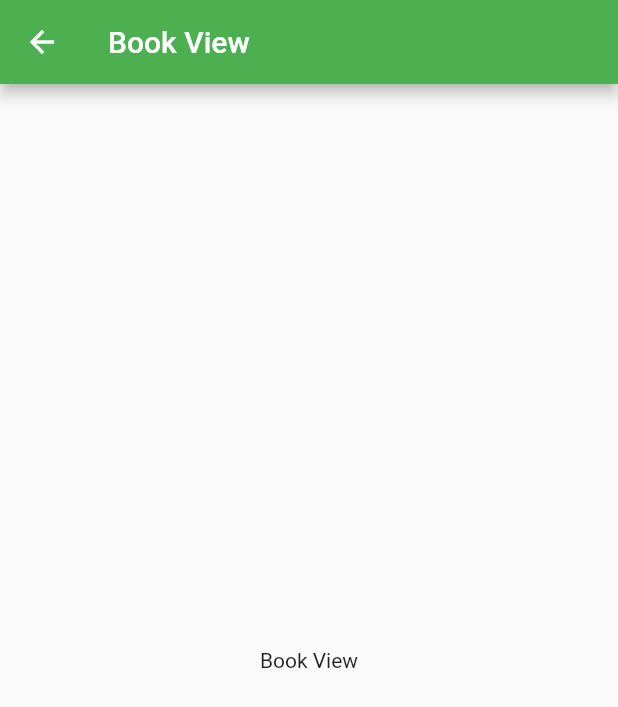
After one commit to JonathanBY15/reading_app_flutter, a Flutter app: the screen it shows after launch, after a tap on an icon or button, on a phone screen of 412 x 824 dp. The commit adds this screen. Shown: the top 707 px of the screen. Run offline on Flutter 3.47's test engine with Material 2 defaults, Android fonts, the phone set to English and light mode, and no system bars.

Commit message:
Added BookView and BookInfoView
The user can now navigate to BookView when they press a tile in the BookList. BookView has no function. The user can also navigate to the BookInfoView when they press an image of a book. The BookInfoView will display the image, name and author of the selected book.

```diff
--- /dev/null
+++ b/lib/views/book_view.dart
@@ -0,0 +1,17 @@
+import 'package:flutter/material.dart';
+
+class BookView extends StatelessWidget {
+  const BookView({Key? key}) : super(key: key);
+
+  @override
+  Widget build(BuildContext context) {
+    return Scaffold(
+      appBar: AppBar(
+        title: const Text('Book View'),
+      ),
+      body: const Center(
+        child: Text('Book View'),
+      ),
+    );
+  }
+}
--- a/lib/views/widgets/book_list.dart
+++ b/lib/views/widgets/book_list.dart
@@ -1,4 +1,6 @@
 import 'package:flutter/material.dart';
+import '../book_info_view.dart';
+import '../book_view.dart';
 
 class BookList extends StatelessWidget {
   const BookList({super.key});
@@ -13,14 +15,34 @@ class BookList extends StatelessWidget {
           height: 170,
           child: Row(
             children: [
-              Image.asset(
+              GestureDetector(
+                onTap: () {
+                  Navigator.of(context).push(
+                    MaterialPageRoute(
+                      builder: (context) => BookInfoView(
+                        index: index,
+                      ),
+                    ),
+                  );
+                },
+                child: Image.asset(
                   'images/book_$index.png',
                   height: 170,
                   width: 100,
                   fit: BoxFit.cover,
                 ),
+              ),
               const SizedBox(width: 0),
               Expanded(
+                child: GestureDetector(
+                  onTap: () {
+                    Navigator.push(
+                      context,
+                      MaterialPageRoute(
+                        builder: (context) => const BookView(),
+                      ),
+                    );
+                  },
                   child: Column(
                     children: [
                       SizedBox(
@@ -48,6 +70,7 @@ class BookList extends StatelessWidget {
                     ],
                   ),
                 ),
+              ),
             ],
           ),
         );
```
Also changed, not shown: lib/views/book_info_view.dart (added, +39 -0 lines). Lines whose indentation alone changed are shown as unchanged.
